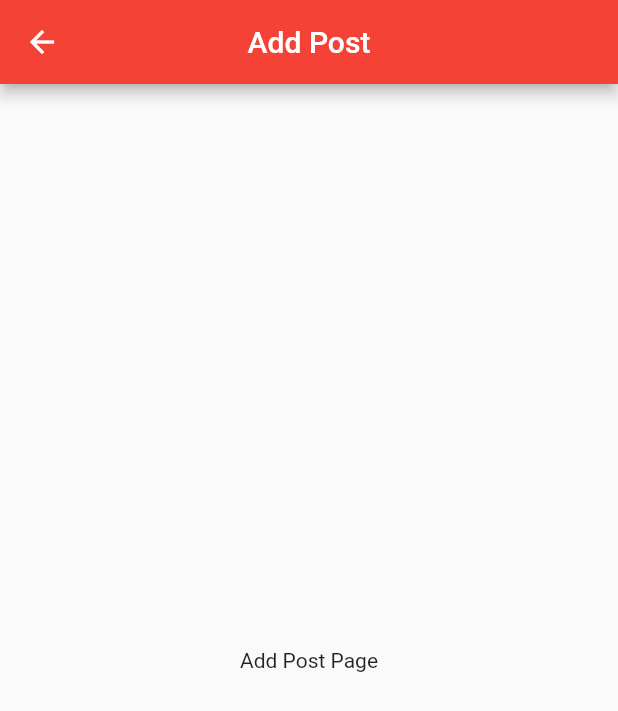
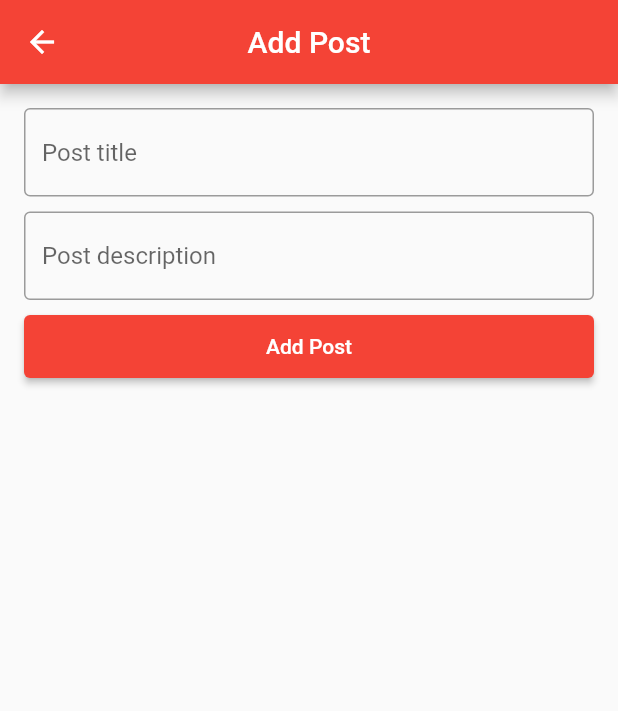
Before and after one commit to BishalTamangDev/api_with_bloc_app, a Flutter app: the AddPostPage screen opened directly, on a phone screen of 412 x 824 dp. Shown: the top 711 px of the screen. Run offline on Flutter 3.47's test engine with Material 3 defaults, Android fonts, the light colour scheme and no system bars; our stand-ins replace bloc, flutter_bloc; network calls fail.

Commit message:
page -> post add

```diff
--- a/lib/features/add_post/bloc/add_post_bloc.dart
+++ b/lib/features/add_post/bloc/add_post_bloc.dart
@@ -1,12 +1,44 @@
+import 'dart:async';
+
 import 'package:bloc/bloc.dart';
 import 'package:meta/meta.dart';
 
+import '../../posts/repos/post_repo.dart';
+
 part 'add_post_event.dart';
-
 part 'add_post_state.dart';
 
 class AddPostBloc extends Bloc<AddPostEvent, AddPostState> {
   AddPostBloc() : super(AddPostInitial()) {
     on<AddPostEvent>((event, emit) {});
+    on<PostAddingEvent>(postAddingEvent);
+    on<PostAddSuccessEvent>(postAddSuccessEvent);
+    on<PostAddFailureEvent>(postAddFailureEvent);
+  }
+
+  // post adding :: initial
+  FutureOr<void> postAddingEvent(
+      PostAddingEvent event, Emitter<AddPostState> emit) async {
+    emit(PostAddingState());
+
+    bool status = await PostRepo.addPost(event.title, event.description);
+
+    if (status) {
+      emit(PostAddSuccessState());
+    } else {
+      emit(PostAddFailureState());
+    }
+  }
+
+  // post adding :: success
+  FutureOr<void> postAddSuccessEvent(
+      PostAddSuccessEvent event, Emitter<AddPostState> emit) {
+    emit(PostAddSuccessState());
+  }
+
+  // post adding :: failure
+  FutureOr<void> postAddFailureEvent(
+      PostAddFailureEvent event, Emitter<AddPostState> emit) {
+    emit(PostAddFailureState());
   }
 }
--- a/lib/features/add_post/bloc/add_post_event.dart
+++ b/lib/features/add_post/bloc/add_post_event.dart
@@ -4,13 +4,18 @@ part of 'add_post_bloc.dart';
 sealed class AddPostEvent {}
 
 // action event
-abstract class AddPostActionEvent extends AddPostEvent{}
+abstract class AddPostActionEvent extends AddPostEvent {}
 
 // adding post :: initial
-class PostAdditionLoadingEvent extends AddPostEvent {}
+class PostAddingEvent extends AddPostEvent {
+  final String title;
+  final String description;
+
+  PostAddingEvent({required this.title, required this.description});
+}
 
 // adding post :: success state
-class PostAdditionSuccessEvent extends AddPostEvent {}
+class PostAddSuccessEvent extends AddPostEvent {}
 
 // adding post :: failure state
-class PostAdditionFailureEvent extends AddPostEvent {}
+class PostAddFailureEvent extends AddPostEvent {}
--- a/lib/features/add_post/bloc/add_post_state.dart
+++ b/lib/features/add_post/bloc/add_post_state.dart
@@ -8,9 +8,11 @@ final class AddPostInitial extends AddPostState {}
 // action state
 abstract class AddPostActionState extends AddPostState {}
 
-// add post state
+// add post :: initial
+class PostAddingState extends AddPostState {}
+
 // add post :: success
-class PostAdditionSuccessState extends AddPostActionState {}
+class PostAddSuccessState extends AddPostState {}
 
 // add post :: failure
-class PostAdditionFailureState extends AddPostActionState {}
+class PostAddFailureState extends AddPostState {}
--- a/lib/features/add_post/ui/add_post.dart
+++ b/lib/features/add_post/ui/add_post.dart
@@ -1,5 +1,7 @@
+import 'package:api_with_bloc_app_learning/features/add_post/bloc/add_post_bloc.dart';
 import 'package:api_with_bloc_app_learning/widgets/appbar_widget.dart';
 import 'package:flutter/material.dart';
+import 'package:flutter_bloc/flutter_bloc.dart';
 
 class AddPostPage extends StatefulWidget {
   const AddPostPage({super.key});
@@ -9,13 +11,141 @@ class AddPostPage extends StatefulWidget {
 }
 
 class _AddPostPageState extends State<AddPostPage> {
+  String errorMessage = "An error occurred!";
+  bool error = false;
+
+  TextEditingController tecTitle = TextEditingController();
+  TextEditingController tecDescription = TextEditingController();
+
   @override
   Widget build(BuildContext context) {
-    return Scaffold(
-      appBar: const AppBarWidget(appbarTitle: "Add Post"),
-      body: Center(
-        child: Text("Add Post Page"),
-      ),
+    final AddPostBloc addPostBloc = context.read<AddPostBloc>();
+    return BlocConsumer<AddPostBloc, AddPostState>(
+      bloc: addPostBloc,
+      listener: (context, state) {},
+      builder: (context, state) {
+        switch (state.runtimeType) {
+          case PostAddingState:
+            return const Scaffold(
+              appBar: AppBarWidget(appbarTitle: "Add Post"),
+              body: Center(
+                child: Column(
+                  mainAxisAlignment: MainAxisAlignment.center,
+                  children: [
+                    CircularProgressIndicator(),
+                    SizedBox(height: 10.0),
+                    Text("Adding Post"),
+                  ],
+                ),
+              ),
+            );
+          case PostAddFailureState:
+            return const Scaffold(
+              appBar: AppBarWidget(appbarTitle: "Add Post"),
+              body: Center(
+                child: Text(
+                  "Adding Post Failed!",
+                  style: TextStyle(
+                    color: Colors.red,
+                  ),
+                ),
+              ),
+            );
+          case PostAddSuccessState:
+            return const Scaffold(
+              appBar: AppBarWidget(appbarTitle: "Add Post"),
+              body: Center(
+                child: Text(
+                  "Adding Post Successful!",
+                  style: TextStyle(
+                    color: Colors.green,
+                  ),
+                ),
+              ),
+            );
+          default:
+            return Scaffold(
+              appBar: const AppBarWidget(appbarTitle: "Add Post"),
+              body: SingleChildScrollView(
+                child: Padding(
+                  padding: const EdgeInsets.only(left: 16.0, right: 16.0),
+                  child: Column(
+                    crossAxisAlignment: CrossAxisAlignment.start,
+                    children: [
+                      // user id
+                      const SizedBox(height: 16.0),
+
+                      if (error)
+                        Column(
+                          children: [
+                            Text(
+                              errorMessage,
+                              style: const TextStyle(
+                                color: Colors.red,
+                              ),
+                            ),
+                            const SizedBox(height: 10.0),
+                          ],
+                        ),
+
+                      // title
+                      TextField(
+                        controller: tecTitle,
+                        decoration: const InputDecoration(
+                          hintText: "Post title",
+                          border: OutlineInputBorder(),
+                        ),
+                      ),
+
+                      const SizedBox(height: 10.0),
+
+                      //   body
+                      TextField(
+                        controller: tecDescription,
+                        decoration: InputDecoration(
+                          hintText: "Post description",
+                          border: OutlineInputBorder(),
+                        ),
+                      ),
+
+                      const SizedBox(height: 10.0),
+
+                      // add post button
+                      SizedBox(
+                        width: double.infinity,
+                        height: 42.0,
+                        child: ElevatedButton(
+                          onPressed: () {
+                            String postTitle = tecTitle.text.toString();
+                            String postDescription =
+                                tecDescription.text.toString();
+
+                            if (postTitle.isEmpty) {
+                              errorMessage = "Please enter the post title!";
+                              error = true;
+                              setState(() {});
+                            } else {
+                              errorMessage = "An error occurred!";
+                              error = false;
+
+                              // add event :: adding post
+                              addPostBloc.add(
+                                PostAddingEvent(
+                                    title: postTitle,
+                                    description: postDescription),
+                              );
+                            }
+                          },
+                          child: const Text("Add Post"),
+                        ),
+                      ),
+                    ],
+                  ),
+                ),
+              ),
+            );
+        }
+      },
     );
   }
 }
--- a/lib/features/posts/repos/post_repo.dart
+++ b/lib/features/posts/repos/post_repo.dart
@@ -34,20 +34,19 @@ class PostRepo {
   }
 
   // add post
-  static Future<bool> addPost() async {
+  static Future<bool> addPost(String title, String description) async {
     var status = false;
 
     // fetch posts
     var client = http.Client();
 
-    List<PostDataModel> posts = [];
     try {
       var response = await client.post(
         Uri.parse('https://jsonplaceholder.typicode.com/posts'),
         body: ({
-          "title": 'foo',
-          "body": 'bar',
-          "userId": '1',
+          "title": title,
+          "body": description,
+          "userId": "1",
         }),
       );
 
```
Also changed, not shown: lib/main.dart (+0 -12 lines).
